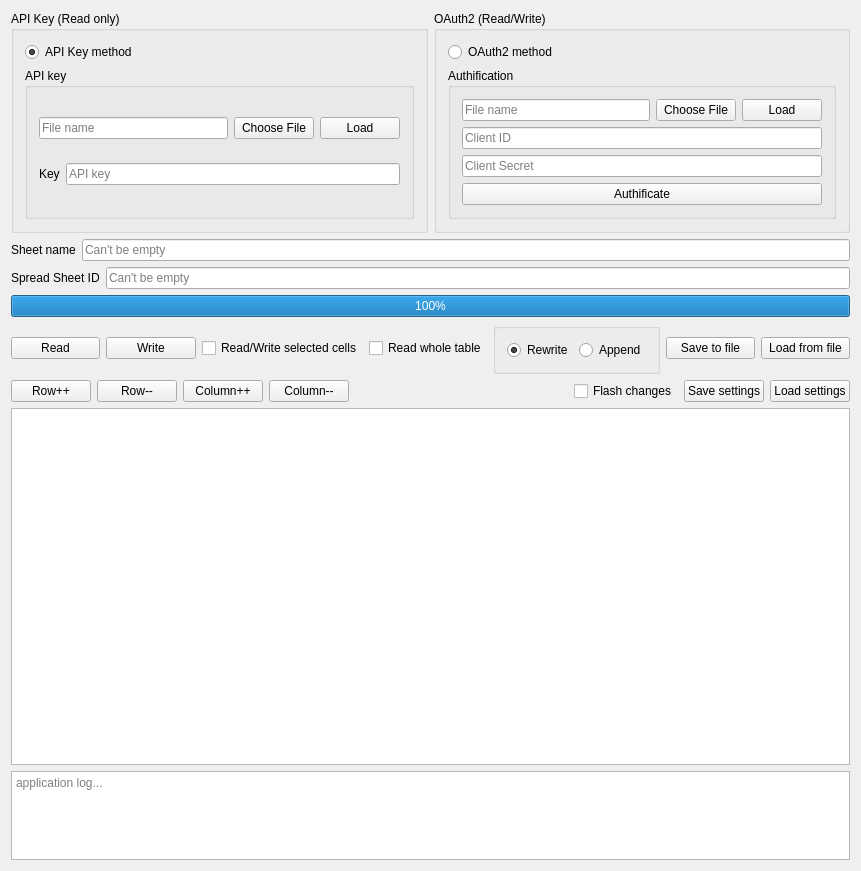
Qt form googlesheetsmodifier.ui (0mniCrow/GoogleSheetWriter) before a commit.
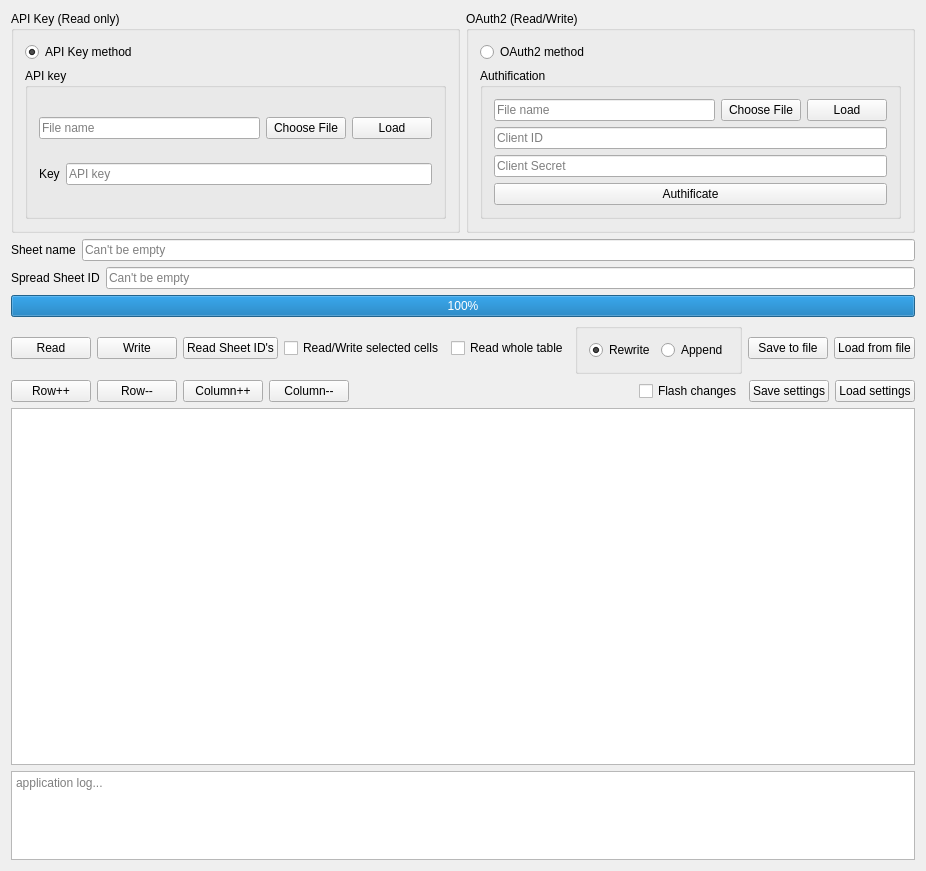
The same form after that commit.

Commit message: Add sheet id request. Nessesery for formatting request.

What changed in the file:
```diff
--- a/googlesheetsmodifier.ui
+++ b/googlesheetsmodifier.ui
@@ -252,6 +252,13 @@
        </property>
       </widget>
      </item>
+     <item>
+      <widget class="QPushButton" name="Button_ReadSheetIDs">
+       <property name="text">
+        <string>Read Sheet ID's</string>
+       </property>
+      </widget>
+     </item>
      <item>
       <widget class="QCheckBox" name="checkBox_Selected_cells_work">
        <property name="text">
```
The commit also changes 6 other files.
